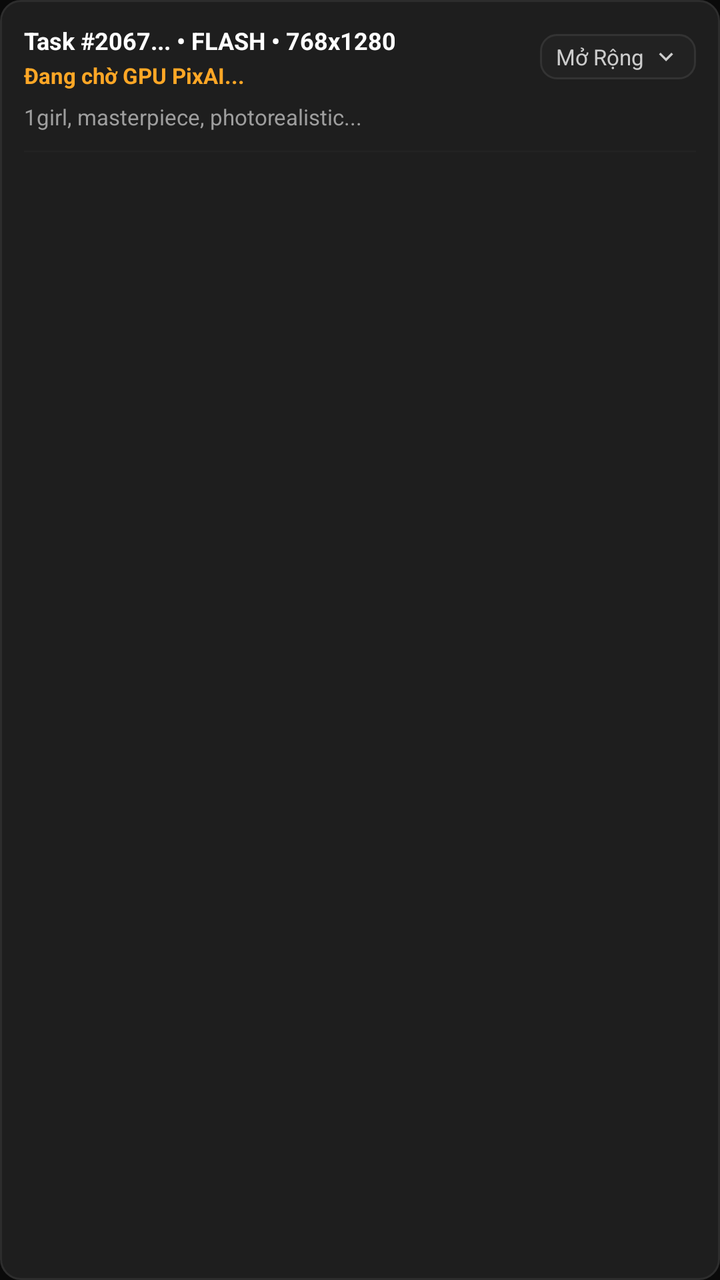
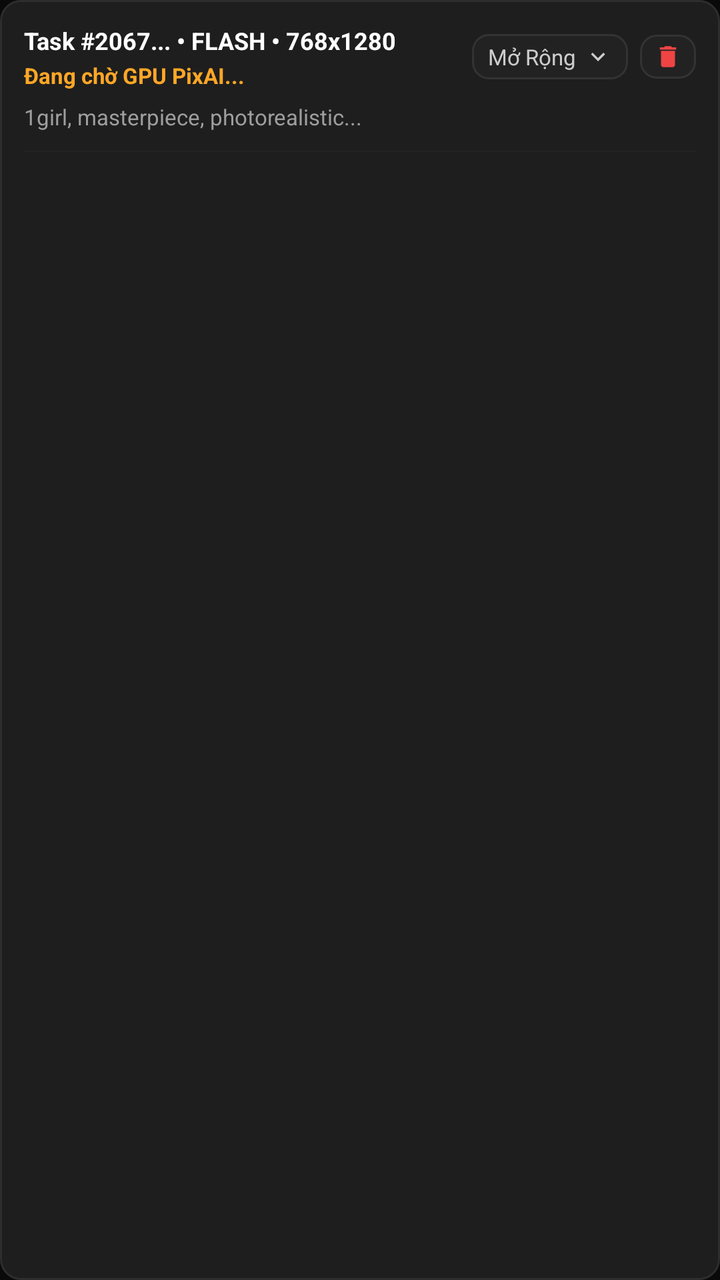

An Android layout rendered at two revisions. The XML below is the earlier revision; the diff shows what the commit changed to produce the second picture.
<!-- AndroidManifest.xml: application theme Theme.PixAiNexus -->
<!-- res/layout/item_active_task.xml -->
<?xml version="1.0" encoding="utf-8"?>
<LinearLayout xmlns:android="http://schemas.android.com/apk/res/android"
    android:id="@+id/layoutTaskCardRoot"
    android:layout_width="match_parent"
    android:layout_height="wrap_content"
    android:layout_marginBottom="10dp"
    android:background="@drawable/bg_cyber_card"
    android:orientation="vertical"
    android:padding="12dp">

    
    <LinearLayout
        android:id="@+id/layoutTaskHeaderClickable"
        android:layout_width="match_parent"
        android:layout_height="wrap_content"
        android:clickable="true"
        android:focusable="true"
        android:gravity="center_vertical"
        android:orientation="horizontal">

        <LinearLayout
            android:layout_width="0dp"
            android:layout_height="wrap_content"
            android:layout_weight="1"
            android:orientation="vertical">

            <TextView
                android:id="@+id/tvTaskHeader"
                android:layout_width="match_parent"
                android:layout_height="wrap_content"
                android:singleLine="true"
                android:text="Task #2067... • FLASH • 768x1280"
                android:textColor="#FFFFFF"
                android:textSize="12sp"
                android:textStyle="bold" />

            <TextView
                android:id="@+id/tvTaskStatusBadge"
                android:layout_width="wrap_content"
                android:layout_height="wrap_content"
                android:layout_marginTop="2dp"
                android:singleLine="true"
                android:text="Đang chờ GPU PixAI..."
                android:textColor="#FFA726"
                android:textSize="11sp"
                android:textStyle="bold" />
        </LinearLayout>

        <LinearLayout
            android:layout_width="wrap_content"
            android:layout_height="wrap_content"
            android:background="@drawable/bg_cyber_chip_normal"
            android:gravity="center_vertical"
            android:orientation="horizontal"
            android:paddingHorizontal="8dp"
            android:paddingVertical="4dp">

            <TextView
                android:id="@+id/tvTaskExpandText"
                android:layout_width="wrap_content"
                android:layout_height="wrap_content"
                android:layout_marginEnd="4dp"
                android:text="Mở Rộng"
                android:textColor="#CCCCCC"
                android:textSize="11sp" />

            <ImageView
                android:id="@+id/ivTaskExpandToggle"
                android:layout_width="14dp"
                android:layout_height="14dp"
                android:src="@drawable/ic_expand" />
        </LinearLayout>
    </LinearLayout>

    
    <TextView
        android:id="@+id/tvTaskPrompt"
        android:layout_width="match_parent"
        android:layout_height="wrap_content"
        android:layout_marginTop="6dp"
        android:ellipsize="end"
        android:maxLines="1"
        android:text="1girl, masterpiece, photorealistic..."
        android:textColor="#9E9E9E"
        android:textSize="11sp" />

    
    <ProgressBar
        android:id="@+id/pbTaskProgress"
        style="?android:attr/progressBarStyleHorizontal"
        android:layout_width="match_parent"
        android:layout_height="4dp"
        android:layout_marginTop="8dp"
        android:indeterminate="true" />

    
    <LinearLayout
        android:id="@+id/layoutTaskExpandedDetails"
        android:layout_width="match_parent"
        android:layout_height="wrap_content"
        android:layout_marginTop="10dp"
        android:orientation="vertical"
        android:visibility="gone">

        <View
            android:layout_width="match_parent"
            android:layout_height="1dp"
            android:layout_marginBottom="8dp"
            android:background="#222222" />

        
        <TextView
            android:layout_width="match_parent"
            android:layout_height="wrap_content"
            android:text="Prompt Gốc:"
            android:textColor="#888888"
            android:textSize="10sp" />

        <TextView
            android:id="@+id/tvTaskFullOriginal"
            android:layout_width="match_parent"
            android:layout_height="wrap_content"
            android:layout_marginTop="2dp"
            android:layout_marginBottom="6dp"
            android:textColor="#E0E0E0"
            android:textSize="11sp" />

        <LinearLayout
            android:id="@+id/btnTaskCopyOriginal"
            android:layout_width="match_parent"
            android:layout_height="wrap_content"
            android:layout_marginBottom="8dp"
            android:background="@drawable/bg_cyber_chip_normal"
            android:clickable="true"
            android:focusable="true"
            android:gravity="center"
            android:orientation="horizontal"
            android:paddingVertical="6dp">

            <ImageView
                android:layout_width="14dp"
                android:layout_height="14dp"
                android:layout_marginEnd="6dp"
                android:src="@drawable/ic_copy" />

            <TextView
                android:layout_width="wrap_content"
                android:layout_height="wrap_content"
                android:text="Sao Chép Prompt Gốc"
                android:textColor="#E0E0E0"
                android:textSize="11sp" />
        </LinearLayout>

        
        <TextView
            android:layout_width="match_parent"
            android:layout_height="wrap_content"
            android:text="Prompt Máy Chủ Tối Ưu:"
            android:textColor="#888888"
            android:textSize="10sp" />

        <TextView
            android:id="@+id/tvTaskFullServer"
            android:layout_width="match_parent"
            android:layout_height="wrap_content"
            android:layout_marginTop="2dp"
            android:layout_marginBottom="6dp"
            android:text="Đang chờ GPU kết xuất..."
            android:textColor="#81C784"
            android:textSize="11sp" />

        <LinearLayout
            android:id="@+id/btnTaskCopyServer"
            android:layout_width="match_parent"
            android:layout_height="wrap_content"
            android:layout_marginBottom="8dp"
            android:background="@drawable/bg_cyber_chip_normal"
            android:clickable="true"
            android:focusable="true"
            android:gravity="center"
            android:orientation="horizontal"
            android:paddingVertical="6dp">

            <ImageView
                android:layout_width="14dp"
                android:layout_height="14dp"
                android:layout_marginEnd="6dp"
                android:src="@drawable/ic_copy" />

            <TextView
                android:layout_width="wrap_content"
                android:layout_height="wrap_content"
                android:text="Sao Chép Prompt Tối Ưu"
                android:textColor="#81C784"
                android:textSize="11sp" />
        </LinearLayout>

        
        <LinearLayout
            android:id="@+id/layoutTaskImagesFeed"
            android:layout_width="match_parent"
            android:layout_height="wrap_content"
            android:layout_marginTop="6dp"
            android:clipChildren="true"
            android:clipToPadding="true"
            android:orientation="vertical"
            android:visibility="gone" />
    </LinearLayout>
</LinearLayout>
<!-- resources referenced by this layout -->
<resources>
  <!-- drawable bg_cyber_card (drawable) -->
  <?xml version="1.0" encoding="utf-8"?>
  <shape xmlns:android="http://schemas.android.com/apk/res/android">
      <solid android:color="#1E1E1E" />
      <stroke android:width="1dp" android:color="#2D2D2D" />
      <corners android:radius="10dp" />
  </shape>
  <!-- drawable bg_cyber_chip_normal (drawable) -->
  <?xml version="1.0" encoding="utf-8"?>
  <shape xmlns:android="http://schemas.android.com/apk/res/android">
      <solid android:color="#222222" />
      <stroke android:width="1dp" android:color="#333333" />
      <corners android:radius="8dp" />
  </shape>
  <!-- drawable ic_copy (drawable) -->
  <vector xmlns:android="http://schemas.android.com/apk/res/android"
      android:width="24dp"
      android:height="24dp"
      android:viewportWidth="24"
      android:viewportHeight="24">
      <path
          android:fillColor="#CCCCCC"
          android:pathData="M16,1H4c-1.1,0 -2,0.9 -2,2v14h2V3h12V1zm3,4H8c-1.1,0 -2,0.9 -2,2v14c0,1.1 0.9,2 2,2h11c1.1,0 2,-0.9 2,-2V7c0,-1.1 -0.9,-2 -2,-2zm0,16H8V7h11v14z"/>
  </vector>
  <!-- drawable ic_expand (drawable) -->
  <vector xmlns:android="http://schemas.android.com/apk/res/android"
      android:width="24dp"
      android:height="24dp"
      android:viewportWidth="24"
      android:viewportHeight="24">
      <path
          android:fillColor="#CCCCCC"
          android:pathData="M16.59,8.59L12,13.17 7.41,8.59 6,10l6,6 6,-6z"/>
  </vector>
  <style name="Theme.PixAiNexus" parent="Theme.MaterialComponents.DayNight.NoActionBar">
          <item name="colorPrimary">#262626</item>
          <item name="colorPrimaryVariant">#1A1A1A</item>
          <item name="colorOnPrimary">#FFFFFF</item>
          <item name="colorSecondary">#333333</item>
          <item name="colorOnSecondary">#FFFFFF</item>
          <item name="android:statusBarColor">#0A0A0A</item>
          <item name="android:navigationBarColor">#0A0A0A</item>
          <item name="android:windowBackground">#0A0A0A</item>
          <item name="materialButtonStyle">@style/Widget.Nexus.Button</item>
      </style>
  <style name="Widget.Nexus.Button" parent="Widget.MaterialComponents.Button.UnelevatedButton">
          <item name="backgroundTint">@null</item>
          <item name="android:backgroundTint">@null</item>
          <item name="android:insetTop">0dp</item>
          <item name="android:insetBottom">0dp</item>
          <item name="android:insetLeft">0dp</item>
          <item name="android:insetRight">0dp</item>
          <item name="android:minHeight">0dp</item>
          <item name="android:minWidth">0dp</item>
          <item name="android:textAllCaps">false</item>
          <item name="android:textColor">#FFFFFF</item>
          <item name="android:stateListAnimator">@null</item>
          <item name="rippleColor">#33FFFFFF</item>
      </style>
</resources>

<!-- the commit's change to res/layout/item_active_task.xml (unified diff, before → after) -->
@@ -70,6 +70,24 @@
                 android:layout_height="14dp"
                 android:src="@drawable/ic_expand" />
         </LinearLayout>
+
+        <LinearLayout
+            android:id="@+id/btnTaskDeleteSession"
+            android:layout_width="wrap_content"
+            android:layout_height="wrap_content"
+            android:layout_marginStart="6dp"
+            android:background="@drawable/bg_cyber_chip_normal"
+            android:clickable="true"
+            android:focusable="true"
+            android:gravity="center"
+            android:paddingHorizontal="7dp"
+            android:paddingVertical="4dp">
+
+            <ImageView
+                android:layout_width="14dp"
+                android:layout_height="14dp"
+                android:src="@drawable/ic_delete" />
+        </LinearLayout>
     </LinearLayout>
 
     
@@ -197,6 +215,33 @@
 
         
         <LinearLayout
+            android:id="@+id/btnTaskDeleteExpanded"
+            android:layout_width="match_parent"
+            android:layout_height="wrap_content"
+            android:layout_marginBottom="8dp"
+            android:background="@drawable/bg_cyber_chip_normal"
+            android:clickable="true"
+            android:focusable="true"
+            android:gravity="center"
+            android:orientation="horizontal"
+            android:paddingVertical="6dp">
+
+            <ImageView
+                android:layout_width="14dp"
+                android:layout_height="14dp"
+                android:layout_marginEnd="6dp"
+                android:src="@drawable/ic_delete" />
+
+            <TextView
+                android:layout_width="wrap_content"
+                android:layout_height="wrap_content"
+                android:text="Xóa Phiên Này"
+                android:textColor="#EF4444"
+                android:textSize="11sp" />
+        </LinearLayout>
+
+        
+        <LinearLayout
             android:id="@+id/layoutTaskImagesFeed"
             android:layout_width="match_parent"
             android:layout_height="wrap_content"
<!-- resource entries referenced after the edit -->
@@ -23,6 +23,16 @@
       <path
           android:fillColor="#CCCCCC"
           android:pathData="M16,1H4c-1.1,0 -2,0.9 -2,2v14h2V3h12V1zm3,4H8c-1.1,0 -2,0.9 -2,2v14c0,1.1 0.9,2 2,2h11c1.1,0 2,-0.9 2,-2V7c0,-1.1 -0.9,-2 -2,-2zm0,16H8V7h11v14z"/>
+  </vector>
+  <!-- drawable ic_delete (drawable) -->
+  <vector xmlns:android="http://schemas.android.com/apk/res/android"
+      android:width="24dp"
+      android:height="24dp"
+      android:viewportWidth="24"
+      android:viewportHeight="24">
+      <path
+          android:fillColor="#EF4444"
+          android:pathData="M6,19c0,1.1 0.9,2 2,2h8c1.1,0 2,-0.9 2,-2V7H6v12zM19,4h-3.5l-1,-1h-5l-1,1H5v2h14V4z"/>
   </vector>
   <!-- drawable ic_expand (drawable) -->
   <vector xmlns:android="http://schemas.android.com/apk/res/android"
